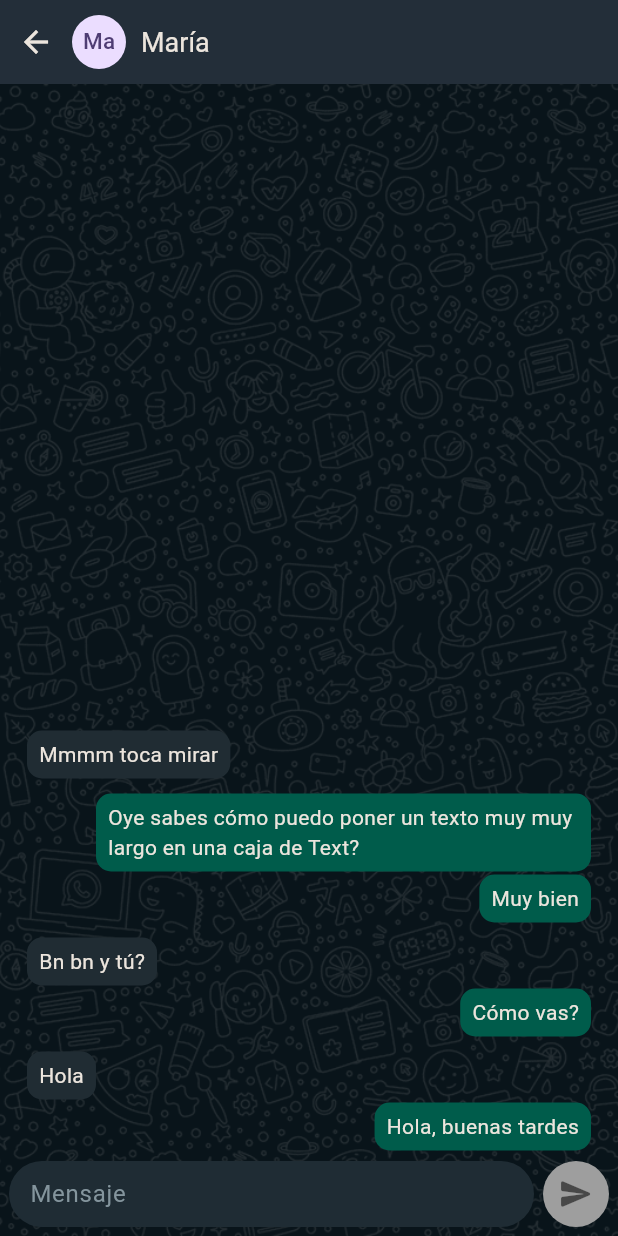
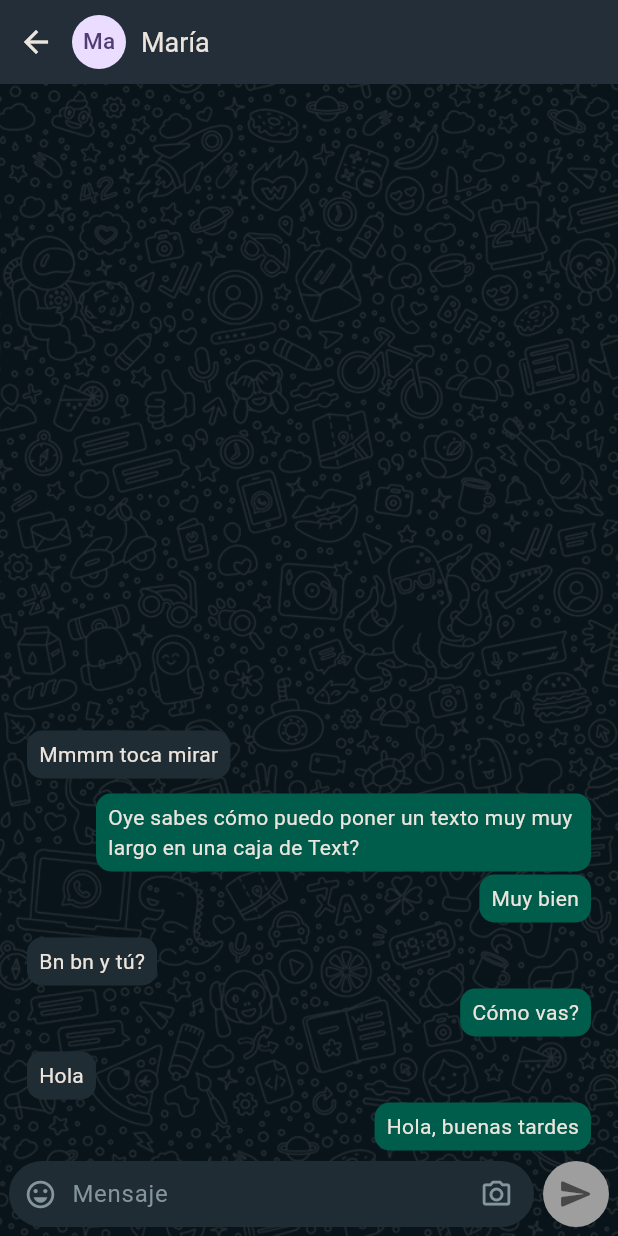
Before and after one commit to luismilopez10/realtime-chat-frontend, a Flutter app: the screen it shows after launch, after a tap on "Ma", on a phone screen of 412 x 824 dp. Run offline on Flutter 3.47's test engine with Material 3 defaults, Android fonts, the phone set to English and light mode, and no system bars; our stand-ins replace pull_to_refresh.

Commit message:
Add emojis and camera buttons to textfield

```diff
--- a/lib/screens/chat_screen.dart
+++ b/lib/screens/chat_screen.dart
@@ -123,11 +123,25 @@ class _ChatScreenState extends State<ChatScreen> {
           Expanded(
             child: Container(
               padding:
-                  const EdgeInsets.symmetric(vertical: 10.0, horizontal: 14.0),
+                  const EdgeInsets.symmetric(vertical: 10.0, horizontal: 10.0),
               decoration: BoxDecoration(
                 color: AppColors.instance.textFieldBackgroundColor,
                 borderRadius: BorderRadius.circular(50.0),
               ),
+              child: Row(
+                children: [
+                  GestureDetector(
+                    onTap: () {
+                      print('Emojis');
+                    },
+                    child: Icon(
+                      Icons.emoji_emotions_outlined,
+                      color: AppColors.instance.greyColor,
+                      size: 22.0,
+                    ),
+                  ),
+                  const SizedBox(width: 10.0),
+                  Expanded(
                     child: TextField(
                       controller: _textController,
                       onSubmitted: _handleSubmit,
@@ -143,6 +157,30 @@ class _ChatScreenState extends State<ChatScreen> {
                         ),
                       ),
                       focusNode: _focusNode,
+                    ),
+                  ),
+                  // const SizedBox(width: 14.0),
+                  // GestureDetector(
+                  //   onTap: () {},
+                  //   child: Icon(
+                  //     Icons.attach_file,
+                  //     color: AppColors.instance.greyColor,
+                  // size: 14.0,
+                  //   ),
+                  // ),
+                  const SizedBox(width: 14.0),
+                  GestureDetector(
+                    onTap: () {
+                      print('Camera');
+                    },
+                    child: Icon(
+                      Icons.camera_alt_outlined,
+                      color: AppColors.instance.greyColor,
+                      size: 22.0,
+                    ),
+                  ),
+                  const SizedBox(width: 4.0),
+                ],
               ),
             ),
           ),
```
Lines whose indentation alone changed are shown as unchanged.
